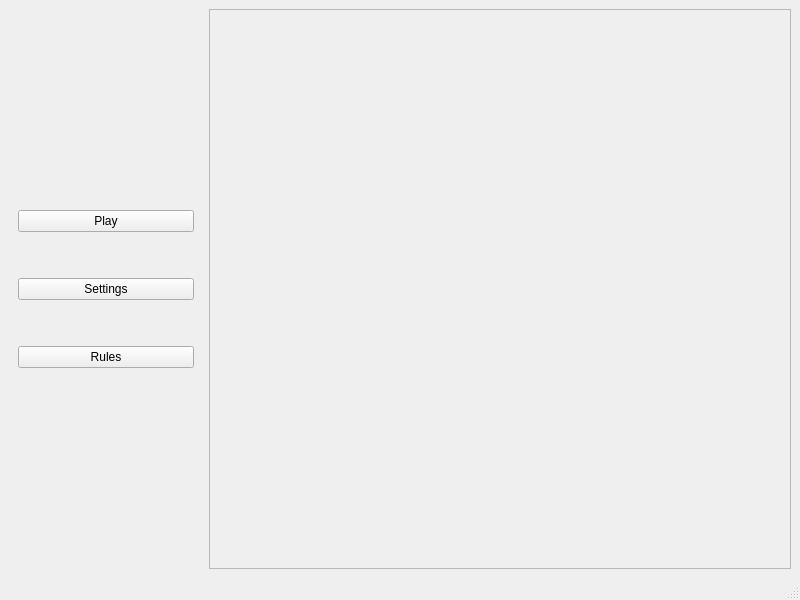
Above: src/GUI/Main_Window/main_window.ui from D00MSDAYYY/MAKIAVELLI before the change. Below: the same form after it.
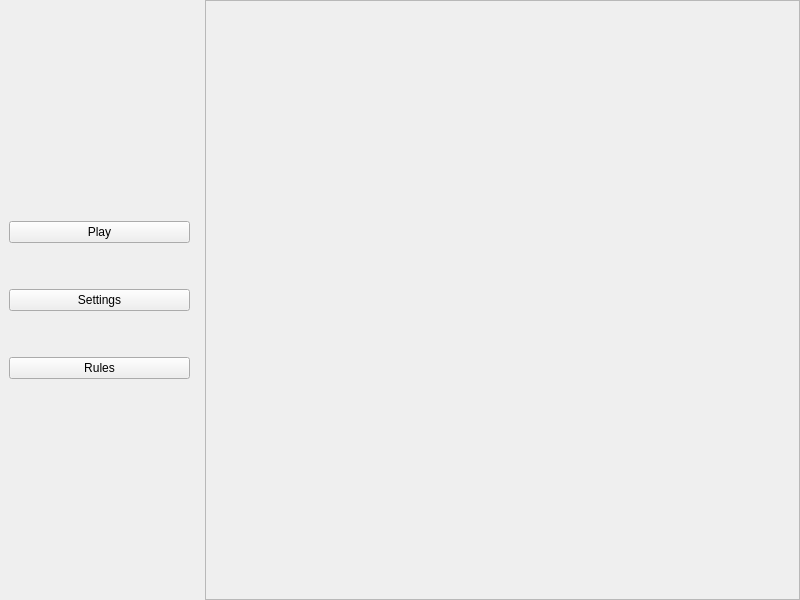
That is the form after the change.

```diff
--- a/src/GUI/Main_Window/main_window.ui
+++ b/src/GUI/Main_Window/main_window.ui
@@ -15,8 +15,20 @@
   </property>
   <widget class="QWidget" name="centralwidget">
    <layout class="QHBoxLayout" name="horizontalLayout">
+    <property name="leftMargin">
+     <number>0</number>
+    </property>
+    <property name="topMargin">
+     <number>0</number>
+    </property>
+    <property name="rightMargin">
+     <number>0</number>
+    </property>
+    <property name="bottomMargin">
+     <number>0</number>
+    </property>
     <item>
-     <widget class="QWidget" name="" native="true">
+     <widget class="QWidget" name="widget" native="true">
       <property name="sizePolicy">
        <sizepolicy hsizetype="Preferred" vsizetype="Preferred">
         <horstretch>1</horstretch>
@@ -118,17 +130,6 @@
     </item>
    </layout>
   </widget>
-  <widget class="QMenuBar" name="menubar">
-   <property name="geometry">
-    <rect>
-     <x>0</x>
-     <y>0</y>
-     <width>800</width>
-     <height>37</height>
-    </rect>
-   </property>
-  </widget>
-  <widget class="QStatusBar" name="statusbar"/>
  </widget>
  <resources/>
  <connections/>
```
Left out of the diff: 6 changed lines with no effect on the pictures.
